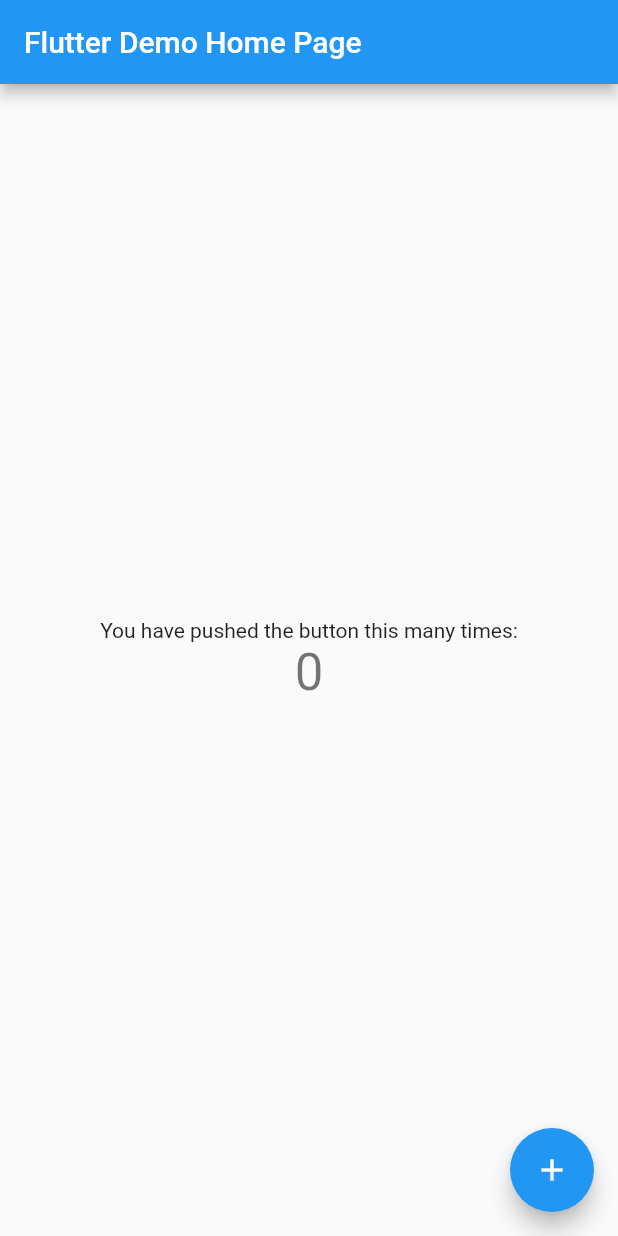
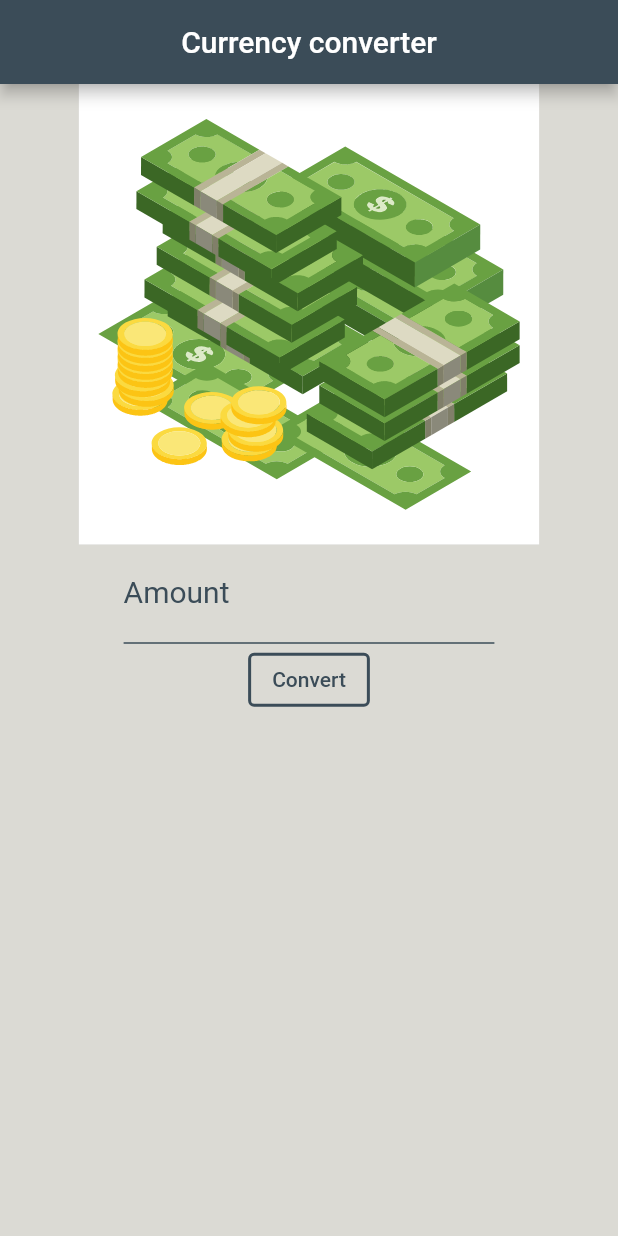
Before and after one commit to golo1999/FlutterApp-CurrencyConverter, a Flutter app: the screen it shows after launch, on a phone screen of 412 x 824 dp. Run offline on Flutter 3.47's test engine with Material 2 defaults, Android fonts, the phone set to English and light mode, and no system bars; our stand-ins replace flutter_svg, fluttertoast.

Commit message:
33% of the app is ready

```diff
--- a/lib/main.dart
+++ b/lib/main.dart
@@ -1,121 +1,287 @@
 import 'package:flutter/material.dart';
+import 'package:flutter/services.dart';
+import 'package:flutter_svg/flutter_svg.dart';
+import 'package:fluttertoast/fluttertoast.dart';
 
 void main()
 {
-  runApp(MyApp());
+  runApp(CurrencyConverterApp());
 }
 
-class MyApp extends StatelessWidget
+class CurrencyConverterApp extends StatefulWidget
 {
-  // This widget is the root of your application.
   @override
-  Widget build(BuildContext context)
-  {
-    return MaterialApp(
-      title: 'Flutter Demo',
-      theme: ThemeData(
-        // This is the theme of your application.
-        //
-        // Try running your application with "flutter run". You'll see the
-        // application has a blue toolbar. Then, without quitting the app, try
-        // changing the primarySwatch below to Colors.green and then invoke
-        // "hot reload" (press "r" in the console where you ran "flutter run",
-        // or simply save your changes to "hot reload" in a Flutter IDE).
-        // Notice that the counter didn't reset back to zero; the application
-        // is not restarted.
-        primarySwatch: Colors.blue,
-      ),
-      home: MyHomePage(title: 'Flutter Demo Home Page'),
-    );
-  }
+  _CurrencyConverterAppState createState() => _CurrencyConverterAppState();
 }
 
-class MyHomePage extends StatefulWidget
+class _CurrencyConverterAppState extends State<CurrencyConverterApp>
 {
-  MyHomePage({Key key, this.title}) : super(key: key);
+  final _textFieldController = TextEditingController();
+  final Color _primaryColor = Color(0xff3B4C58);
+  final Color _secondaryColor = Color(0xffDBDAD4);
+  final String _appTitle = "Currency converter";
+  final String _convertButtonText = "Convert";
+  final String _textFieldLabelText = "Amount";
+  final String _textFieldRegex = "[0-9.]";
+  final String _moneyImageSource = "assets/images/money.svg";
+  String _convertedValue = "";
 
-  // This widget is the home page of your application. It is stateful, meaning
-  // that it has a State object (defined below) that contains fields that affect
-  // how it looks.
-
-  // This class is the configuration for the state. It holds the values (in this
-  // case the title) provided by the parent (in this case the App widget) and
-  // used by the build method of the State. Fields in a Widget subclass are
-  // always marked "final".
-
-  final String title;
-
-  @override
-  _MyHomePageState createState() => _MyHomePageState();
+  String handleDotFirstCharacter(String input) // if the first character of the input is a dot, than we add a 0 before it
+  {
+    return "0" + input;
   }
 
-class _MyHomePageState extends State<MyHomePage>
+  String handleLimitOnlyOneDot(String input)
   {
-  int _counter = 0;
+    int currentPosition = -1;
+    int positionOfLastDot = -1;
 
-  void _incrementCounter()
+    input.runes.forEach((element)
+    {
+      var character = String.fromCharCode(element);
+
+      ++currentPosition;
+
+      if(character == '.')
+        positionOfLastDot = currentPosition;
+    });
+
+    return input.substring(0, positionOfLastDot);
+  }
+
+  String handleLimitFirstTwoDecimals(String input)
+  {
+    return input.substring(0, getPositionOfDot(input) + 2);
+  }
+
+  String handleRemoveZeroAsTheFirstCharacter(String input)
+  {
+    return input.substring(1);
+  }
+
+  int getNumberOfDots(String input)
+  {
+    int numberOfDots = 0;
+
+    if(input.length > 0)
+      input.runes.forEach((element)
+      {
+        if(String.fromCharCode(element) == '.')
+          ++numberOfDots;
+      });
+
+    return numberOfDots;
+  }
+
+  int getPositionOfDot(String input)
+  {
+    int positionOfDot = -1;
+    int currentPosition = 0;
+
+    input.runes.forEach((element)
+    {
+      ++currentPosition;
+
+      if(String.fromCharCode(element) == '.')
+        positionOfDot = currentPosition;
+
+      });
+
+    return positionOfDot;
+  }
+
+  int getNumberOfDecimals(String input)
+  {
+    int numberOfDecimals = 0;
+    int inputLength = input.length;
+    int positionOfDot = getPositionOfDot(input);
+
+    if(getNumberOfDots(input) > 0)
+      numberOfDecimals = inputLength - positionOfDot;
+
+    return numberOfDecimals;
+  }
+
+  int checkIfInputContainsMoreThanTwoDecimals(String input)
+  {
+    int currentPosition = -1;
+    int dotPosition = -1;
+
+    if(input.length > 4)
+    {
+      input.runes.forEach((element)
+      {
+        var character = String.fromCharCode(element);
+
+        ++currentPosition;
+
+        if(character == '.')
+          dotPosition = currentPosition;
+      });
+
+      if(getNumberOfDots(input) > 1)
+        currentPosition = -2;
+      else if(currentPosition - dotPosition < 3)
+        currentPosition = -1;
+      else currentPosition = dotPosition + 2;
+    }
+
+    return currentPosition;
+  }
+
+  bool inputIsOK(String inputValue)
+  {
+    int currentPosition = -1;
+
+    if(inputValue.length == 0) // it's not ok if the input has no characters
+      return false;
+
+    if(inputValue.length == 1 && inputValue[0] != '.') // it's not ok if the input has 1 character and it's a dot
+      return true;
+
+    if(inputValue[0] == '0' && inputValue[1] != '.') // it's not ok if the first character is 0 and the second one isn't a dot (e.g: 01234)
+      return false;
+
+    if(inputValue[inputValue.length - 1] == '.') // it's not ok if the last character of the input is a dot
+      return false;
+
+    inputValue.runes.forEach((element) // looping through input's characters
+    {
+      var character = new String.fromCharCode(element);
+      ++currentPosition;
+
+      if(currentPosition == 0 && character == '.') // it's not ok if the first character is a dot (e.g: .1234)
+        return false;
+    });
+
+    if(getNumberOfDots(inputValue) > 1) // it's not ok if the input has more than one dot
+      return false;
+
+    return true;
+  }
+
+  void setConvertedValue(String inputValue) // the input is ok if it isn't empty and its last character isn't a dot
   {
     setState(()
     {
-      // This call to setState tells the Flutter framework that something has
-      // changed in this State, which causes it to rerun the build method below
-      // so that the display can reflect the updated values. If we changed
-      // _counter without calling setState(), then the build method would not be
-      // called again, and so nothing would appear to happen.
-      _counter++;
+      if(inputIsOK(inputValue))
+        _convertedValue = inputValue;
+      else _convertedValue = "";
     });
   }
 
   @override
   Widget build(BuildContext context)
   {
-    // This method is rerun every time setState is called, for instance as done
-    // by the _incrementCounter method above.
-    //
-    // The Flutter framework has been optimized to make rerunning build methods
-    // fast, so that you can just rebuild anything that needs updating rather
-    // than having to individually change instances of widgets.
-    return Scaffold(
+    return MaterialApp(
+      home: Scaffold(
         appBar: AppBar(
-        // Here we take the value from the MyHomePage object that was created by
-        // the App.build method, and use it to set our appbar title.
-        title: Text(widget.title),
+          title: Text('$_appTitle'),
+          backgroundColor: _primaryColor,
+          centerTitle: true,
         ),
-      body: Center(
-        // Center is a layout widget. It takes a single child and positions it
-        // in the middle of the parent.
+        body: Container(
+          color: _secondaryColor,
           child: Column(
-          // Column is also a layout widget. It takes a list of children and
-          // arranges them vertically. By default, it sizes itself to fit its
-          // children horizontally, and tries to be as tall as its parent.
-          //
-          // Invoke "debug painting" (press "p" in the console, choose the
-          // "Toggle Debug Paint" action from the Flutter Inspector in Android
-          // Studio, or the "Toggle Debug Paint" command in Visual Studio Code)
-          // to see the wireframe for each widget.
-          //
-          // Column has various properties to control how it sizes itself and
-          // how it positions its children. Here we use mainAxisAlignment to
-          // center the children vertically; the main axis here is the vertical
-          // axis because Columns are vertical (the cross axis would be
-          // horizontal).
-          mainAxisAlignment: MainAxisAlignment.center,
-          children: <Widget>[
-            Text(
-              'You have pushed the button this many times:',
+            children: [
+              Expanded(
+                  flex: 4,
+                  child: Container(
+                    child: FittedBox(
+                      fit: BoxFit.fill,
+                      child: SvgPicture.asset('$_moneyImageSource'),
                     ),
-            Text(
-              '$_counter',
-              style: Theme.of(context).textTheme.headline4,
+                  )
+              ),
+              Expanded(
+                  flex: 6,
+                  child: Container(
+                    color: _secondaryColor,
+                    child: Expanded(
+                      child: Column(
+                        mainAxisAlignment: MainAxisAlignment.start,
+                        crossAxisAlignment: CrossAxisAlignment.stretch,
+                        children: [
+                          FractionallySizedBox(
+                            widthFactor: .6,
+                            child: Column(
+                              children: [
+                                TextField(
+                                  controller: _textFieldController,
+                                  onChanged: (text)
+                                  {
+                                    if(text.length == 1 && text[0] == '.')
+                                    {
+                                      _textFieldController.text = handleDotFirstCharacter(_textFieldController.text);
+                                      _textFieldController.selection = TextSelection.fromPosition(TextPosition(offset: _textFieldController.text.length));
+                                    }
+                                    else if(getNumberOfDots(text) > 1)
+                                    {
+                                      _textFieldController.text = handleLimitOnlyOneDot(_textFieldController.text);
+                                      _textFieldController.selection = TextSelection.fromPosition(TextPosition(offset: _textFieldController.text.length));
+                                    }
+                                    else if(getNumberOfDecimals(text) > 2)
+                                    {
+                                      _textFieldController.text = handleLimitFirstTwoDecimals(_textFieldController.text);
+                                      _textFieldController.selection = TextSelection.fromPosition(TextPosition(offset: _textFieldController.text.length));
+                                    }
+                                    else if(text.length > 1 && text[0] == '0' && text[1] != '.')
+                                    {
+                                      _textFieldController.text = handleRemoveZeroAsTheFirstCharacter(_textFieldController.text);
+                                      _textFieldController.selection = TextSelection.fromPosition(TextPosition(offset: _textFieldController.text.length));
+                                    }
+                                  },
+                                  cursorColor: _primaryColor,
+                                  decoration: InputDecoration(
+                                      labelText: '$_textFieldLabelText',
+                                      labelStyle: TextStyle(
+                                          color: _primaryColor,
+                                          fontSize: 20
+                                      ),
+                                    focusedBorder: UnderlineInputBorder(borderSide: BorderSide(color: _primaryColor)),
+                                    enabledBorder: UnderlineInputBorder(borderSide: BorderSide(color: _primaryColor)),
+                                  ),
+                                  keyboardType: TextInputType.numberWithOptions(decimal: true),
+                                  style: TextStyle(
+                                      color: _primaryColor,
+                                      fontSize: 20
+                                  ),
+                                  inputFormatters: [FilteringTextInputFormatter.allow(RegExp('$_textFieldRegex'))],
+                                ),
+                                Wrap(
+                                  children: [
+                                    OutlinedButton(
+                                      style: OutlinedButton.styleFrom(
+                                          primary: _primaryColor,
+                                          side: BorderSide(
+                                              width: 2,
+                                              color: _primaryColor
+                                          )
+                                      ),
+                                      onPressed: ()
+                                      {
+                                        final textFieldControllerText = _textFieldController.text;
+
+                                        setConvertedValue(textFieldControllerText);
+                                      },
+                                      child: Text('$_convertButtonText'),
+                                    )
+                                  ],
+                                ),
+                                Text("$_convertedValue")
+                              ],
+                            ),
                           ),
                         ],
                       ),
                     ),
-      floatingActionButton: FloatingActionButton(
-        onPressed: _incrementCounter,
-        tooltip: 'Increment',
-        child: Icon(Icons.add),
-      ), // This trailing comma makes auto-formatting nicer for build methods.
+                  )
+              )
+            ],
+          ),
+        ),
+        resizeToAvoidBottomInset: false,
+      ),
     );
   }
 }
```
Also changed, not shown: pubspec.yaml (+5 -57 lines), assets/images/money.svg (added), pubspec.lock, 1 other file. Lines whose indentation alone changed are shown as unchanged.
